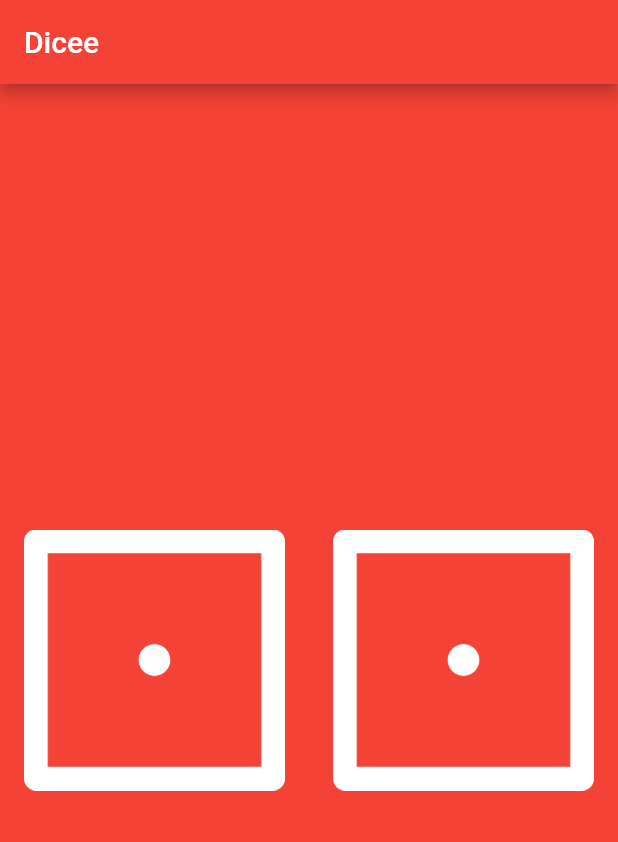
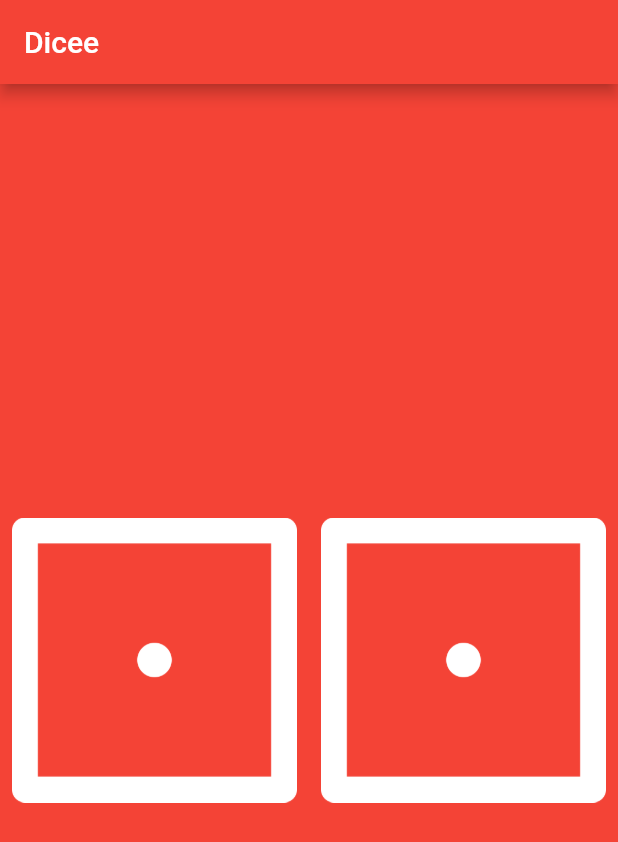
Before and after one commit to Woozzang/flutter-start-from-scratch, a Flutter app: the screen it shows after launch, on a phone screen of 412 x 824 dp. Shown: the top 842 px of the screen. Run offline on Flutter 3.47's test engine with Material 2 defaults, Android fonts, the phone set to English and light mode, and no system bars.

Commit message:
Wrap Image with TextButton and add onPressed callback

```diff
--- a/flutter/toy-projects/dicee-flutter-master/lib/main.dart
+++ b/flutter/toy-projects/dicee-flutter-master/lib/main.dart
@@ -22,16 +22,14 @@ class DicePage extends StatelessWidget {
       child: Row(
         children: [
           Expanded(
-            child: Padding(
-              padding: const EdgeInsets.all(16.0),
-              child: Image.asset('images/dice1.png'),
-            ),
+            child: TextButton(
+                onPressed: () => print('button 1'),
+                child: Image.asset('images/dice1.png')),
           ),
           Expanded(
-            child: Padding(
-              padding: const EdgeInsets.all(16.0),
-              child: Image.asset('images/dice1.png'),
-            ),
+            child: TextButton(
+                onPressed: () => print('button 2'),
+                child: Image.asset('images/dice1.png')),
           ),
         ],
       ),
```
